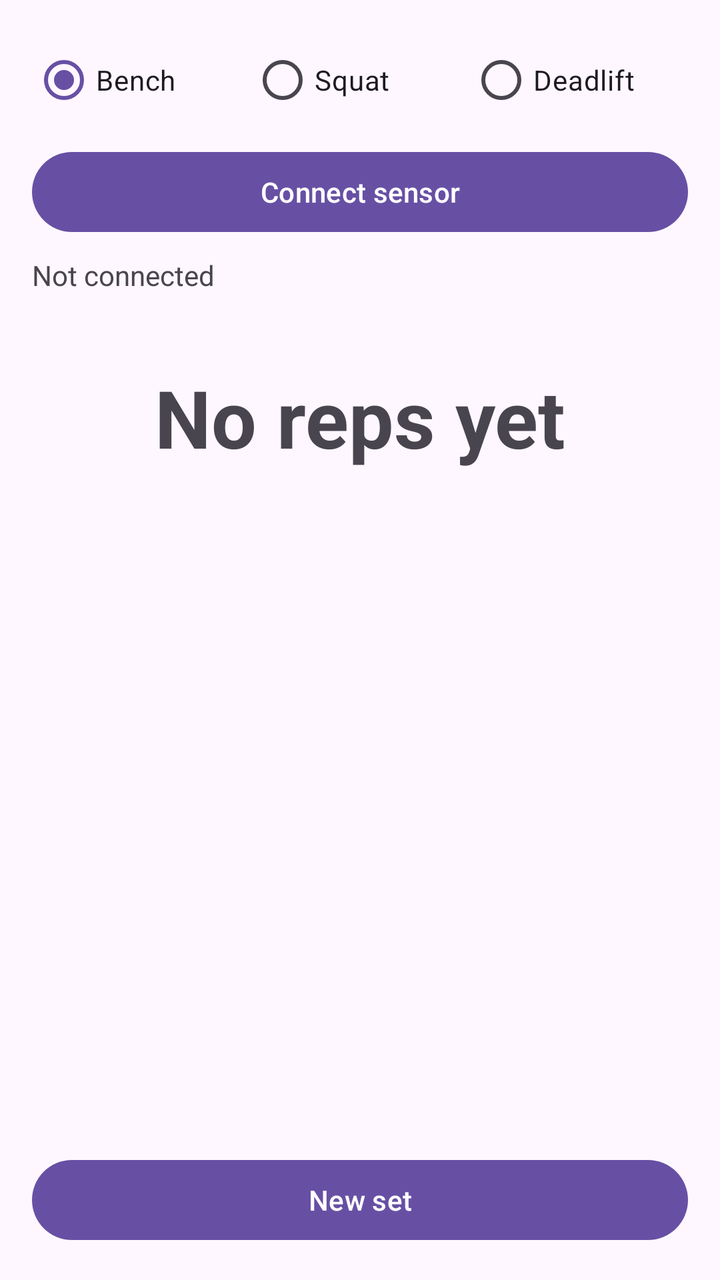
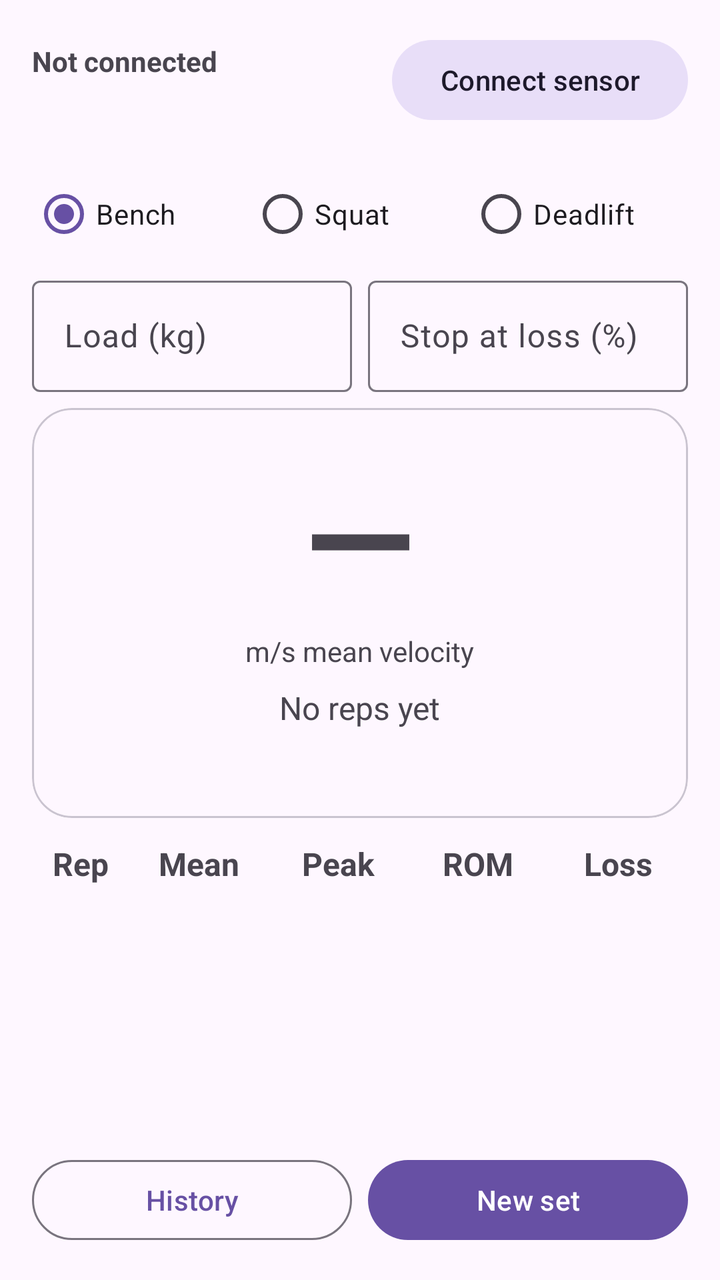

An Android layout rendered at two revisions. The XML below is the earlier revision; the diff shows what the commit changed to produce the second picture.
<!-- AndroidManifest.xml: application theme Theme.VelocityTracker -->
<!-- res/layout/activity_main.xml -->
<?xml version="1.0" encoding="utf-8"?>
<LinearLayout xmlns:android="http://schemas.android.com/apk/res/android"
    xmlns:tools="http://schemas.android.com/tools"
    android:id="@+id/main"
    android:layout_width="match_parent"
    android:layout_height="match_parent"
    android:orientation="vertical"
    android:padding="16dp"
    tools:context=".MainActivity">

    <RadioGroup
        android:id="@+id/liftGroup"
        android:layout_width="match_parent"
        android:layout_height="wrap_content"
        android:orientation="horizontal">

        <RadioButton
            android:id="@+id/radioBench"
            android:layout_width="0dp"
            android:layout_height="wrap_content"
            android:layout_weight="1"
            android:checked="true"
            android:text="@string/lift_bench" />

        <RadioButton
            android:id="@+id/radioSquat"
            android:layout_width="0dp"
            android:layout_height="wrap_content"
            android:layout_weight="1"
            android:text="@string/lift_squat" />

        <RadioButton
            android:id="@+id/radioDeadlift"
            android:layout_width="0dp"
            android:layout_height="wrap_content"
            android:layout_weight="1"
            android:text="@string/lift_deadlift" />
    </RadioGroup>

    <Button
        android:id="@+id/btnConnect"
        android:layout_width="match_parent"
        android:layout_height="wrap_content"
        android:layout_marginTop="8dp"
        android:text="@string/connect" />

    <TextView
        android:id="@+id/tvConnection"
        android:layout_width="match_parent"
        android:layout_height="wrap_content"
        android:layout_marginTop="8dp"
        android:text="@string/not_connected" />

    <TextView
        android:id="@+id/tvStatus"
        android:layout_width="match_parent"
        android:layout_height="wrap_content"
        android:text="" />

    <TextView
        android:id="@+id/tvLastRep"
        android:layout_width="match_parent"
        android:layout_height="wrap_content"
        android:layout_marginTop="16dp"
        android:gravity="center"
        android:text="@string/no_reps_yet"
        android:textSize="40sp"
        android:textStyle="bold" />

    <TextView
        android:id="@+id/tvSummary"
        android:layout_width="match_parent"
        android:layout_height="wrap_content"
        android:layout_marginBottom="8dp"
        android:gravity="center"
        android:text="" />

    <ListView
        android:id="@+id/lvReps"
        android:layout_width="match_parent"
        android:layout_height="0dp"
        android:layout_weight="1" />

    <TextView
        android:id="@+id/tvLogFile"
        android:layout_width="match_parent"
        android:layout_height="wrap_content"
        android:layout_marginTop="8dp"
        android:textSize="11sp" />

    <Button
        android:id="@+id/btnNewSet"
        android:layout_width="match_parent"
        android:layout_height="wrap_content"
        android:text="@string/new_set" />
</LinearLayout>
<!-- resources referenced by this layout -->
<resources>
  <string name="connect">Connect sensor</string>
  <string name="lift_bench">Bench</string>
  <string name="lift_deadlift">Deadlift</string>
  <string name="lift_squat">Squat</string>
  <string name="new_set">New set</string>
  <string name="no_reps_yet">No reps yet</string>
  <string name="not_connected">Not connected</string>
  <style name="Theme.VelocityTracker" parent="Base.Theme.VelocityTracker" />
  <style name="Base.Theme.VelocityTracker" parent="Theme.Material3.DayNight.NoActionBar">
          
          
      </style>
</resources>

<!-- the commit's change to res/layout/activity_main.xml (unified diff, before → after) -->
@@ -1,13 +1,56 @@
 <?xml version="1.0" encoding="utf-8"?>
 <LinearLayout xmlns:android="http://schemas.android.com/apk/res/android"
+    xmlns:app="http://schemas.android.com/apk/res-auto"
     xmlns:tools="http://schemas.android.com/tools"
     android:id="@+id/main"
     android:layout_width="match_parent"
     android:layout_height="match_parent"
+    android:keepScreenOn="true"
     android:orientation="vertical"
     android:padding="16dp"
     tools:context=".MainActivity">
 
+    
+    <LinearLayout
+        android:layout_width="match_parent"
+        android:layout_height="wrap_content"
+        android:gravity="center_vertical"
+        android:orientation="horizontal">
+
+        <LinearLayout
+            android:layout_width="0dp"
+            android:layout_height="wrap_content"
+            android:layout_weight="1"
+            android:orientation="vertical">
+
+            <TextView
+                android:id="@+id/tvConnection"
+                android:layout_width="match_parent"
+                android:layout_height="wrap_content"
+                android:text="@string/not_connected"
+                android:textStyle="bold" />
+
+            <TextView
+                android:id="@+id/tvBattery"
+                android:layout_width="match_parent"
+                android:layout_height="wrap_content"
+                android:text="" />
+        </LinearLayout>
+
+        <Button
+            android:id="@+id/btnConnect"
+            style="@style/Widget.Material3.Button.TonalButton"
+            android:layout_width="wrap_content"
+            android:layout_height="wrap_content"
+            android:text="@string/connect" />
+    </LinearLayout>
+
+    <TextView
+        android:id="@+id/tvStatus"
+        android:layout_width="match_parent"
+        android:layout_height="wrap_content"
+        android:text="" />
+
     <RadioGroup
         android:id="@+id/liftGroup"
         android:layout_width="match_parent"
@@ -37,60 +80,176 @@
             android:text="@string/lift_deadlift" />
     </RadioGroup>
 
-    <Button
-        android:id="@+id/btnConnect"
+    
+    <LinearLayout
+        android:layout_width="match_parent"
+        android:layout_height="wrap_content"
+        android:layout_marginTop="4dp"
+        android:orientation="horizontal">
+
+        <com.google.android.material.textfield.TextInputLayout
+            style="@style/Widget.Material3.TextInputLayout.OutlinedBox"
+            android:layout_width="0dp"
+            android:layout_height="wrap_content"
+            android:layout_marginEnd="8dp"
+            android:layout_weight="1"
+            android:hint="@string/hint_load">
+
+            <com.google.android.material.textfield.TextInputEditText
+                android:id="@+id/etLoad"
+                android:layout_width="match_parent"
+                android:layout_height="wrap_content"
+                android:imeOptions="actionDone"
+                android:inputType="numberDecimal"
+                android:maxLines="1" />
+        </com.google.android.material.textfield.TextInputLayout>
+
+        <com.google.android.material.textfield.TextInputLayout
+            style="@style/Widget.Material3.TextInputLayout.OutlinedBox"
+            android:layout_width="0dp"
+            android:layout_height="wrap_content"
+            android:layout_weight="1"
+            android:hint="@string/hint_alert">
+
+            <com.google.android.material.textfield.TextInputEditText
+                android:id="@+id/etAlert"
+                android:layout_width="match_parent"
+                android:layout_height="wrap_content"
+                android:imeOptions="actionDone"
+                android:inputType="number"
+                android:maxLines="1" />
+        </com.google.android.material.textfield.TextInputLayout>
+    </LinearLayout>
+
+    
+    <com.google.android.material.card.MaterialCardView
+        android:id="@+id/cardLast"
         android:layout_width="match_parent"
         android:layout_height="wrap_content"
         android:layout_marginTop="8dp"
-        android:text="@string/connect" />
-
-    <TextView
-        android:id="@+id/tvConnection"
+        app:cardCornerRadius="20dp"
+        app:cardElevation="0dp">
+
+        <LinearLayout
+            android:layout_width="match_parent"
+            android:layout_height="wrap_content"
+            android:gravity="center_horizontal"
+            android:orientation="vertical"
+            android:padding="16dp">
+
+            <TextView
+                android:id="@+id/tvLastRep"
+                android:layout_width="wrap_content"
+                android:layout_height="wrap_content"
+                android:text="@string/dash"
+                android:textSize="72sp"
+                android:textStyle="bold" />
+
+            <TextView
+                android:id="@+id/tvLastUnit"
+                android:layout_width="wrap_content"
+                android:layout_height="wrap_content"
+                android:text="@string/unit_mean" />
+
+            <TextView
+                android:id="@+id/tvLastDetail"
+                android:layout_width="wrap_content"
+                android:layout_height="wrap_content"
+                android:layout_marginTop="8dp"
+                android:text="@string/no_reps_yet"
+                android:textSize="16sp" />
+
+            <TextView
+                android:id="@+id/tvLoss"
+                android:layout_width="wrap_content"
+                android:layout_height="wrap_content"
+                android:layout_marginTop="4dp"
+                android:text=""
+                android:textSize="18sp"
+                android:textStyle="bold" />
+        </LinearLayout>
+    </com.google.android.material.card.MaterialCardView>
+
+    
+    <LinearLayout
+        android:layout_width="match_parent"
+        android:layout_height="wrap_content"
+        android:layout_marginTop="12dp"
+        android:orientation="horizontal"
+        android:paddingBottom="4dp">
+
+        <TextView
+            style="@style/RepCell"
+            android:layout_weight="0.7"
+            android:text="@string/col_rep"
+            android:textStyle="bold" />
+
+        <TextView
+            style="@style/RepCell"
+            android:text="@string/col_mean"
+            android:textStyle="bold" />
+
+        <TextView
+            style="@style/RepCell"
+            android:text="@string/col_peak"
+            android:textStyle="bold" />
+
+        <TextView
+            style="@style/RepCell"
+            android:text="@string/col_rom"
+            android:textStyle="bold" />
+
+        <TextView
+            style="@style/RepCell"
+            android:text="@string/col_loss"
+            android:textStyle="bold" />
+    </LinearLayout>
+
+    <ScrollView
+        android:layout_width="match_parent"
+        android:layout_height="0dp"
+        android:layout_weight="1">
+
+        <LinearLayout
+            android:layout_width="match_parent"
+            android:layout_height="wrap_content"
+            android:orientation="vertical">
+
+            <LinearLayout
+                android:id="@+id/repsContainer"
+                android:layout_width="match_parent"
+                android:layout_height="wrap_content"
+                android:orientation="vertical" />
+
+            <TextView
+                android:id="@+id/tvLogFile"
+                android:layout_width="match_parent"
+                android:layout_height="wrap_content"
+                android:layout_marginTop="12dp"
+                android:textSize="11sp" />
+        </LinearLayout>
+    </ScrollView>
+
+    <LinearLayout
         android:layout_width="match_parent"
         android:layout_height="wrap_content"
         android:layout_marginTop="8dp"
-        android:text="@string/not_connected" />
-
-    <TextView
-        android:id="@+id/tvStatus"
-        android:layout_width="match_parent"
-        android:layout_height="wrap_content"
-        android:text="" />
-
-    <TextView
-        android:id="@+id/tvLastRep"
-        android:layout_width="match_parent"
-        android:layout_height="wrap_content"
-        android:layout_marginTop="16dp"
-        android:gravity="center"
-        android:text="@string/no_reps_yet"
-        android:textSize="40sp"
-        android:textStyle="bold" />
-
-    <TextView
-        android:id="@+id/tvSummary"
-        android:layout_width="match_parent"
-        android:layout_height="wrap_content"
-        android:layout_marginBottom="8dp"
-        android:gravity="center"
-        android:text="" />
-
-    <ListView
-        android:id="@+id/lvReps"
-        android:layout_width="match_parent"
-        android:layout_height="0dp"
-        android:layout_weight="1" />
-
-    <TextView
-        android:id="@+id/tvLogFile"
-        android:layout_width="match_parent"
-        android:layout_height="wrap_content"
-        android:layout_marginTop="8dp"
-        android:textSize="11sp" />
-
-    <Button
-        android:id="@+id/btnNewSet"
-        android:layout_width="match_parent"
-        android:layout_height="wrap_content"
-        android:text="@string/new_set" />
+        android:orientation="horizontal">
+
+        <Button
+            android:id="@+id/btnHistory"
+            style="@style/Widget.Material3.Button.OutlinedButton"
+            android:layout_width="0dp"
+            android:layout_height="wrap_content"
+            android:layout_marginEnd="8dp"
+            android:layout_weight="1"
+            android:text="@string/history" />
+
+        <Button
+            android:id="@+id/btnNewSet"
+            android:layout_width="0dp"
+            android:layout_height="wrap_content"
+            android:layout_weight="1"
+            android:text="@string/new_set" />
+    </LinearLayout>
 </LinearLayout>
<!-- resource entries referenced after the edit -->
@@ -1,12 +1,29 @@
 <!-- resources referenced by this layout -->
 <resources>
+  <string name="col_loss">Loss</string>
+  <string name="col_mean">Mean</string>
+  <string name="col_peak">Peak</string>
+  <string name="col_rep">Rep</string>
+  <string name="col_rom">ROM</string>
   <string name="connect">Connect sensor</string>
+  <string name="dash">—</string>
+  <string name="hint_alert">Stop at loss (%)</string>
+  <string name="hint_load">Load (kg)</string>
+  <string name="history">History</string>
   <string name="lift_bench">Bench</string>
   <string name="lift_deadlift">Deadlift</string>
   <string name="lift_squat">Squat</string>
   <string name="new_set">New set</string>
   <string name="no_reps_yet">No reps yet</string>
   <string name="not_connected">Not connected</string>
+  <string name="unit_mean">m/s mean velocity</string>
+  <style name="RepCell">
+          <item name="android:layout_width">0dp</item>
+          <item name="android:layout_height">wrap_content</item>
+          <item name="android:layout_weight">1</item>
+          <item name="android:gravity">center</item>
+          <item name="android:textSize">16sp</item>
+      </style>
   <style name="Theme.VelocityTracker" parent="Base.Theme.VelocityTracker" />
   <style name="Base.Theme.VelocityTracker" parent="Theme.Material3.DayNight.NoActionBar">
           
